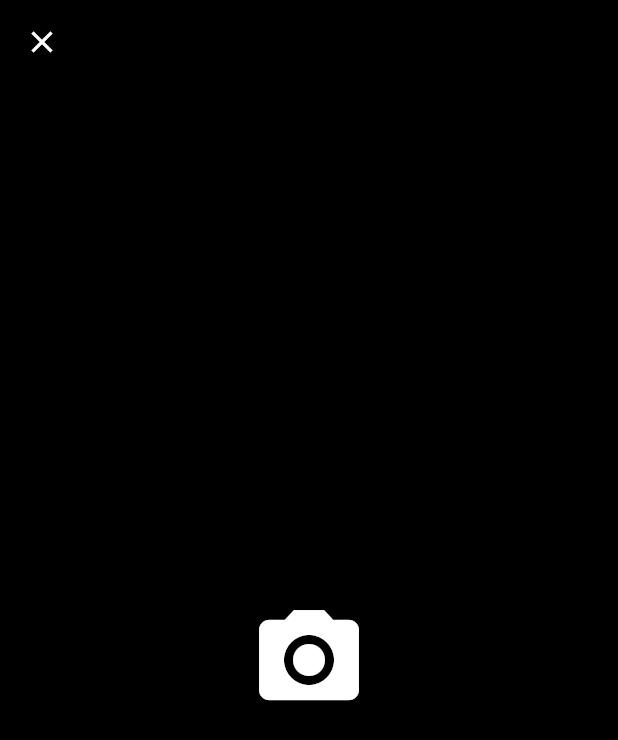
After one commit to isabellongo/Projeto_Dev_mobile, a Flutter app: the CameraPage screen opened by its route, on a phone screen of 412 x 824 dp. The commit adds this screen. Shown: the top 740 px of the screen. Run offline on Flutter 3.47's test engine with Material 3 defaults, Android fonts, the phone set to English and light mode, and no system bars; our stand-ins replace go_router, google_fonts, hive, hive_flutter; accounts and stored records are empty.

Commit message:
added camera placeholder

```diff
--- /dev/null
+++ b/projeto/lib/pages/camera_page.dart
@@ -0,0 +1,32 @@
+import 'package:flutter/material.dart';
+import 'package:go_router/go_router.dart';
+class CameraPage extends StatelessWidget {
+  const CameraPage({super.key});
+
+  @override
+  Widget build(BuildContext context) {
+    return Scaffold(
+      backgroundColor: Colors.black,
+      appBar: AppBar(
+        backgroundColor: Colors.transparent,
+        elevation: 0,
+        leading: IconButton(
+          icon: const Icon(Icons.close, color: Colors.white),
+          onPressed: () => context.go('/notes'), // Volta à tela anterior
+        ),
+      ),
+      body: Center(
+        child: IconButton(
+          iconSize: 80,
+          icon: const Icon(Icons.camera_alt, color: Colors.white),
+          onPressed: () {
+            // Aqui futuramente você chamaria a função da câmera
+            ScaffoldMessenger.of(context).showSnackBar(
+              const SnackBar(content: Text('Simulando foto...')),
+            );
+          },
+        ),
+      ),
+    );
+  }
+}
--- a/projeto/lib/router.dart
+++ b/projeto/lib/router.dart
@@ -4,6 +4,7 @@ import 'package:go_router/go_router.dart';
 import 'pages/login_page.dart';
 import 'pages/notes_page.dart';
 import 'pages/full_note_page.dart';
+import 'pages/camera_page.dart';
 
 final router = GoRouter(
   initialLocation: '/',
@@ -26,5 +27,9 @@ final router = GoRouter(
         return FullNotePage(noteId: noteId);
       },
     ),
+    GoRoute(
+      path: '/camera',
+      builder: (context, state) => const CameraPage(),
+    ),
   ],
 );
--- a/projeto/lib/widgets/add_note_dialog.dart
+++ b/projeto/lib/widgets/add_note_dialog.dart
@@ -83,7 +83,7 @@ class AddNoteDialog extends StatelessWidget {
                       onPressed: () async {
                         if (_formKey.currentState!.validate()) {
                           await controller.save(_title.text);
-                          if (context.mounted) context.pop(context);
+                          if (context.mounted) context.go('/camera');
                         }
                       },
                       label: const Text('Salvar'),
```
Also changed, not shown: 1 other file.
